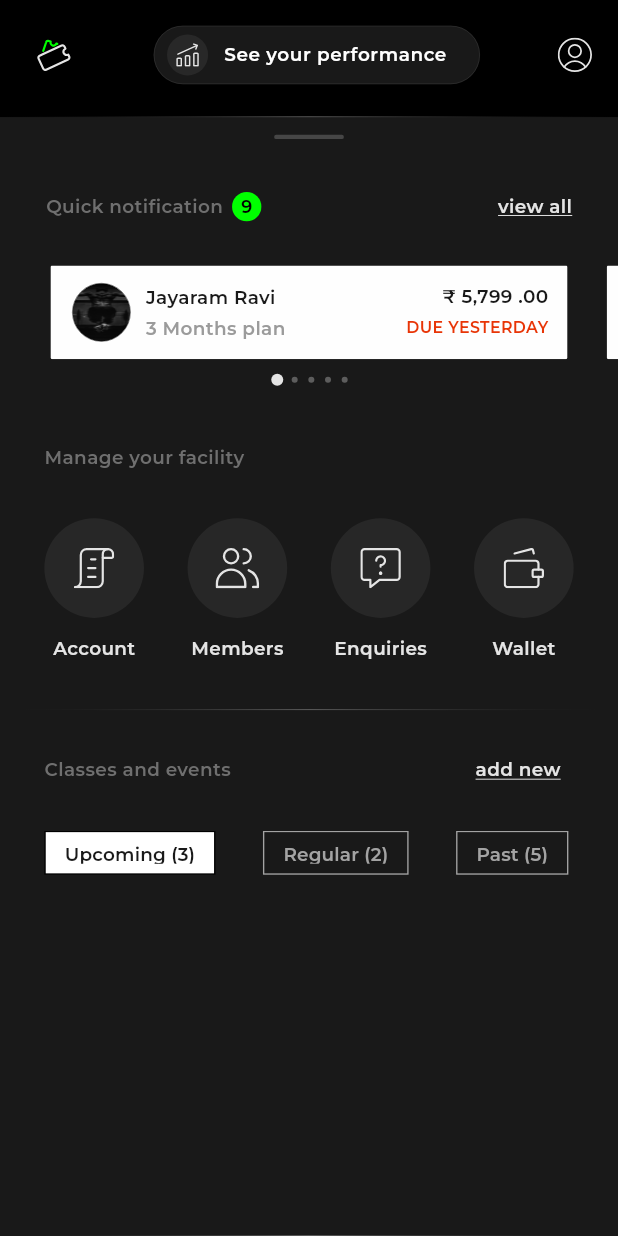
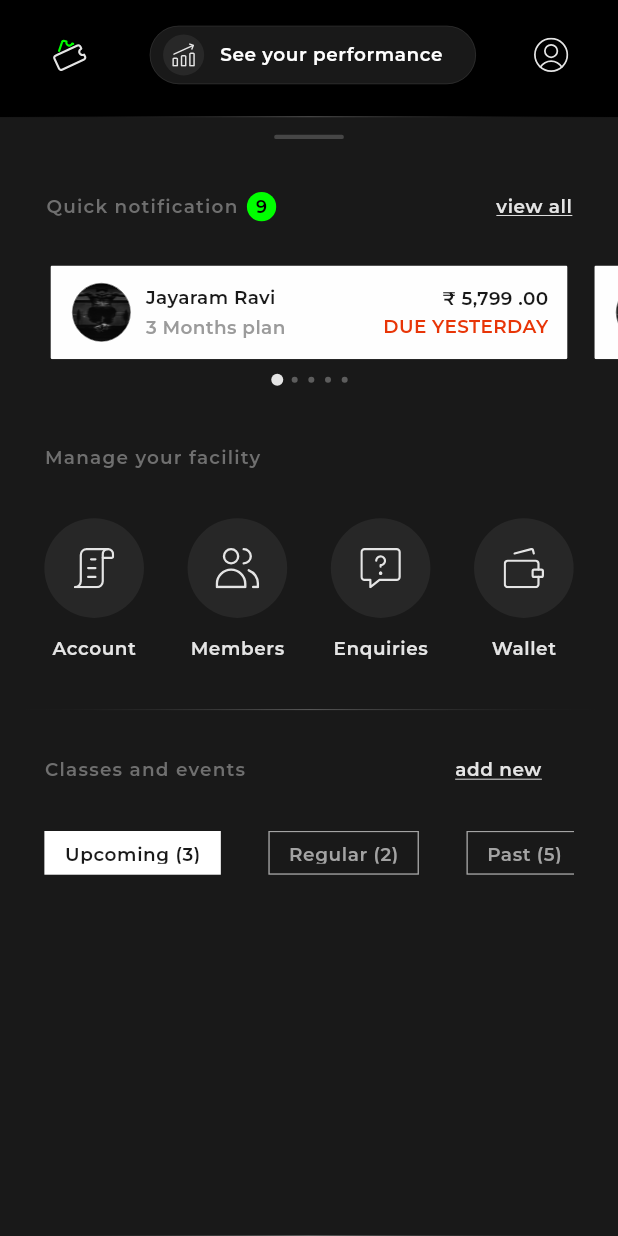
Before and after one commit to srbshameer098/onlypass-captain, a Flutter app: the Home screen opened directly, on a phone screen of 412 x 824 dp. Run offline on Flutter 3.47's test engine with Material 3 defaults, Android fonts, the phone set to English and light mode, and no system bars; drawn by our look-alikes of buttons_tabbar, carousel_slider, dots_indicator; our stand-ins replace bloc, firebase_auth, firebase_core, flutter_bloc, flutter_multi_formatter, flutter_otp_text_field and 10 more; missing offline and left inert: qr_code_scanner; accounts and stored records are empty; network calls fail; project files that could hold a hidden picture were left out.

Commit message:
home alignment completed

```diff
--- a/lib/UI/View/home.dart
+++ b/lib/UI/View/home.dart
@@ -88,7 +88,9 @@ class _HomeState extends State<Home> {
           toolbarHeight: 75.h,
           automaticallyImplyLeading: false,
           forceMaterialTransparency: false,
-          title: Row(
+          title: Padding(
+            padding:  EdgeInsets.only(left:10.w,right: 15.w),
+            child: Row(
               mainAxisAlignment: MainAxisAlignment.spaceBetween,
               children: [
                 SvgPicture.asset(
@@ -146,6 +148,7 @@ class _HomeState extends State<Home> {
                       height: 24.h,
                     )),
               ],
+            ),
           ),
           centerTitle: true,
           bottom: PreferredSize(
@@ -229,6 +232,7 @@ class _HomeState extends State<Home> {
                                   color: const Color(0xFF6F6F6F),
                                   fontSize: 14.sp,
                                   fontWeight: FontWeight.w600,
+                                  letterSpacing: 0.8
                                 ),
                               ),
                               Padding(
@@ -254,9 +258,12 @@ class _HomeState extends State<Home> {
                               color: const Color(0xFFE4E4E4),
                               fontSize: 14.sp,
                               fontWeight: FontWeight.w500,
-                              decoration: TextDecoration.underline,
+                              decoration:
+                              TextDecoration.underline,
+                              textBaseline: TextBaseline.alphabetic,
                               decorationColor: const Color(0xFFE4E4E4),
                               decorationThickness: 1.w,
+                              letterSpacing: 0.4
                             ),
                           )
                         ],
@@ -285,7 +292,7 @@ class _HomeState extends State<Home> {
                             children: [
                               Container(
                                 width: 40.w,
-                                height: 40.h,
+
                                 decoration: ShapeDecoration(
                                   image: const DecorationImage(
                                     image:
@@ -309,7 +316,7 @@ class _HomeState extends State<Home> {
                                   crossAxisAlignment: CrossAxisAlignment.start,
                                   children: [
                                     SizedBox(width: 107.w,
-                                      height: 17.h,
+
                                       child: Text(
                                         'Jayaram Ravi',
                                         style: TextStyle(
@@ -320,7 +327,7 @@ class _HomeState extends State<Home> {
                                       ),
                                     ),
                                     SizedBox(
-                                      height: 4.h,
+                                      height: 2.h,
                                     ),
                                     SizedBox(width: 107.w,
                                       height: 17.h,
@@ -357,7 +364,7 @@ class _HomeState extends State<Home> {
                                       ),
                                     ),
                                     SizedBox(
-                                      height: 6.h,
+                                      height: 2.h,
                                     ),
                                     SizedBox(
                                       height: 17.h,
@@ -365,7 +372,7 @@ class _HomeState extends State<Home> {
                                         'DUE YESTERDAY',
                                         style: GoogleFonts.montserrat(
                                           color: const Color(0xFFE83507),
-                                          fontSize: 12.sp,
+                                          fontSize: 14.sp,
                                           fontWeight: FontWeight.w600,
                                         ),overflow: TextOverflow.ellipsis,
                                       ),
@@ -378,7 +385,7 @@ class _HomeState extends State<Home> {
                         ),
                       ),
                       options: CarouselOptions(
-                        viewportFraction: 0.9,
+                        viewportFraction: 0.88,
                         onPageChanged: (index, reason) {
                           setState(() {
                             _currentIndex = index;
@@ -419,6 +426,7 @@ class _HomeState extends State<Home> {
                           color: const Color(0xFF6F6F6F),
                           fontSize: 14.sp,
                           fontWeight: FontWeight.w600,
+                          letterSpacing: 0.8
                         ),
                       ),
                     ),
@@ -494,17 +502,16 @@ class _HomeState extends State<Home> {
                         mainAxisAlignment: MainAxisAlignment.start,
                         crossAxisAlignment: CrossAxisAlignment.end,
                         children: [
-                          SizedBox(width:137.w,
-                            child: Text(
+                          Text(
                             'Classes and events',
                             style: GoogleFonts.montserrat(
                               color: const Color(0xFF6F6F6F),
                               fontSize: 14.sp,
                               fontWeight: FontWeight.w600,
+                              letterSpacing: 0.8
                             ),overflow: TextOverflow.ellipsis,
                           ),
-                          ),
-                          SizedBox(width: 135.w,),
+                          SizedBox(width: 132.w,),
                           GestureDetector(
                             onTap: () {
                               Navigator.push(
@@ -519,7 +526,7 @@ class _HomeState extends State<Home> {
                                 style: GoogleFonts.montserrat(
                                     color: const Color(0xFFE4E4E4),
                                     fontSize: 14.sp,
-                                    fontWeight: FontWeight.w500,
+                                    fontWeight: FontWeight.w500,letterSpacing: 0.4,
                                     decoration: TextDecoration.underline,
                                     decorationColor: const Color(0xFFE4E4E4),
                                     decorationThickness: 1.w),overflow: TextOverflow.ellipsis,
@@ -545,19 +552,20 @@ class _HomeState extends State<Home> {
                             horizontal: 12.w, vertical: 6.w),
                         radius: 0,
                         borderWidth: 0.9,
-                        // borderColor: const Color(0xFFE11010),
-                        unselectedBorderColor: const Color(0xFFA3A3A3),
+                         borderColor:  Colors.transparent,
+                        unselectedBorderColor: const Color(0xFFA4A4A4),
                         backgroundColor: Colors.white,
                         unselectedBackgroundColor: Colors.transparent,
                         labelStyle: GoogleFonts.montserrat(
                           color: const Color(0xFF191919),
                           fontSize: 14.sp,
-                          fontWeight: FontWeight.w400,textStyle:  const TextStyle(overflow: TextOverflow.ellipsis,)
+                          fontWeight: FontWeight.w400,letterSpacing: 0.4,
+                            textStyle:  const TextStyle(overflow: TextOverflow.ellipsis,)
                         ),
                         unselectedLabelStyle: GoogleFonts.montserrat(
                           color: const Color(0xFFA3A3A3),
                           fontSize: 14.sp,
-                          fontWeight: FontWeight.w400,
+                          fontWeight: FontWeight.w400,letterSpacing: 0.4
                         ),
                         tabs: [
                           Tab(
@@ -752,7 +760,7 @@ class _HomeState extends State<Home> {
                                                               0xFFFEFEFE),
                                                           fontSize: 12.sp,
                                                           fontWeight:
-                                                              FontWeight.w400,
+                                                              FontWeight.w400,letterSpacing: 0.4
                                                         ),overflow: TextOverflow.ellipsis,
                                                       ),
                                                     ),
@@ -783,7 +791,7 @@ class _HomeState extends State<Home> {
                                                       color:
                                                           const Color(0xFFFEFEFE),
                                                       fontSize: 14.sp,
-                                                      fontWeight: FontWeight.w400,
+                                                      fontWeight: FontWeight.w400,letterSpacing: 0.4
                                                     ),overflow: TextOverflow.ellipsis,
                                                   ),
                                                 ),
@@ -791,7 +799,7 @@ class _HomeState extends State<Home> {
                                             ],
                                           ),
                                           SizedBox(
-                                            height: 14.5.h,
+                                            height: 16.h,
                                           ),
                                           SizedBox(
                                             width: 155.w,
@@ -810,7 +818,7 @@ class _HomeState extends State<Home> {
                                             ),
                                           ),
                                           SizedBox(
-                                            height: 6.h,
+                                            height: 8.h,
                                           ),
                                           Row(
                                             children: [
@@ -819,23 +827,24 @@ class _HomeState extends State<Home> {
                                                   SizedBox(
                                                     width: 155.w,
                                                     child: Text(
-                                                      'Fri, Dec 23 8:30 am to',
+                                                      'Fri, Dec 23 8:30 am ',
                                                       style: GoogleFonts.inter(
                                                         color: const Color(
-                                                            0xFF818181),
+                                                            0xFF6f6f6f),
                                                         fontSize: 14.sp,
                                                         fontWeight:
                                                             FontWeight.w400,
                                                       ),overflow: TextOverflow.ellipsis,
                                                     ),
                                                   ),
+
                                                   SizedBox(
                                                     width: 155.w,
                                                     child: Text(
                                                       'Fri, Dec 23 9:30 am ',
                                                       style: GoogleFonts.inter(
                                                         color: const Color(
-                                                            0xFF818181),
+                                                            0xFF6f6f6f),
                                                         fontSize: 14.sp,
                                                         fontWeight:
                                                             FontWeight.w400,
--- a/lib/components/Drop-downs/Admin-rules_dropdown.dart
+++ b/lib/components/Drop-downs/Admin-rules_dropdown.dart
@@ -38,7 +38,7 @@ class JobRoleDropdown2 extends StatelessWidget {
         onChanged: onChanged,
         items: <String>[
           'Owner',
-          'Manger',
+          'Manager',
           'Accountant',
 
         ].map<DropdownMenuItem<String>>((String value) {
--- a/lib/components/Drop-downs/Gender-dropdown.dart
+++ b/lib/components/Drop-downs/Gender-dropdown.dart
@@ -20,9 +20,9 @@ class GenderDropdown extends StatelessWidget {
           fontFamily: 'Montserrat',
           fontWeight: FontWeight.w500,
         ),
+        dropdownColor: Color(0xFF282828),
         iconEnabledColor: Color(0xFFFEFEFE),
         underline: SizedBox(),
-        dropdownColor: Color(0xFF282828),
         icon: SvgPicture.asset(
           'assets/icons/down arrow.svg',
           width: 7.17.w,
--- a/lib/components/facility_item.dart
+++ b/lib/components/facility_item.dart
@@ -35,8 +35,9 @@ class FacilityItem extends StatelessWidget {
           style: GoogleFonts.montserrat(
             color: const Color(0xFFE4E4E4),
             fontSize: 14.sp,
-            fontWeight: FontWeight.w500,
+            fontWeight: FontWeight.w500,letterSpacing: 0.4
           ),overflow: TextOverflow.ellipsis,
+
         )
       ],
     );
```
Also changed, not shown: lib/UI/Register/Authentication.dart (+6 -6 lines), lib/UI/Register/Verification.dart (+14 -17 lines), lib/UI/s1.dart (+4 -3 lines), lib/components/Bottom Sheets/Admin customer-id form.dart (+7 -6 lines). Lines whose indentation alone changed are shown as unchanged.
